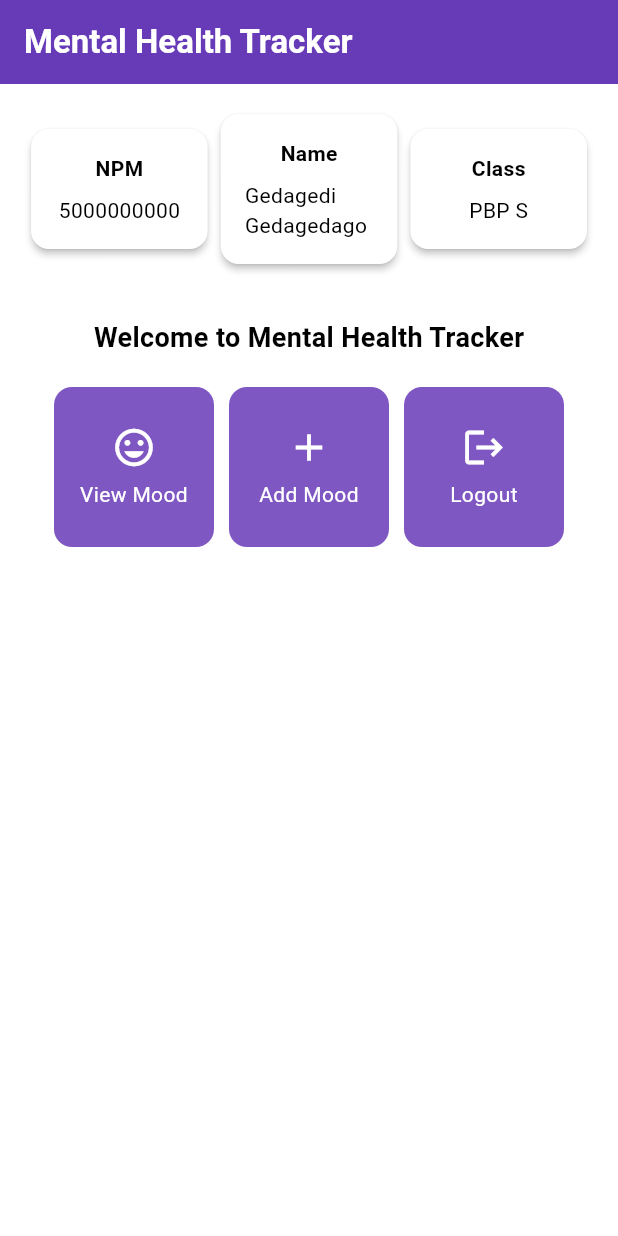
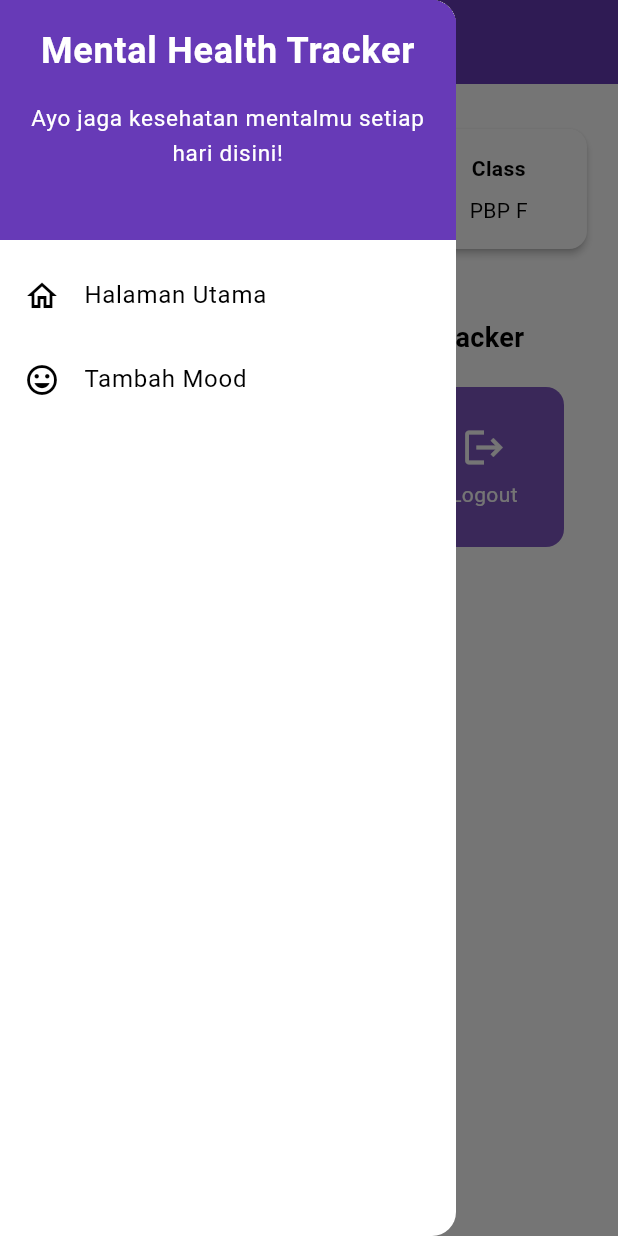
Before and after one commit to khbintang/mental_health_tracker-mobile, a Flutter app: the screen it shows after launch, with the side drawer open (before the commit the screen has no drawer), on a phone screen of 412 x 824 dp. Run offline on Flutter 3.47's test engine with Material 3 defaults, Android fonts, the phone set to English and light mode, and no system bars.

Commit message:
Selesai Tutorial 7

```diff
--- a/lib/main.dart
+++ b/lib/main.dart
@@ -1,7 +1,5 @@
 import 'package:flutter/material.dart';
-import 'package:mental_health_tracker/menu.dart';
-
-
+import 'package:mental_health_tracker/screens/menu.dart';
 
 void main() {
   runApp(const MyApp());
@@ -14,6 +12,7 @@ class MyApp extends StatelessWidget {
   @override
   Widget build(BuildContext context) {
     return MaterialApp(
+      debugShowCheckedModeBanner: false,
       title: 'Flutter Demo',
       theme: ThemeData(
         // This is the theme of your application.
@@ -40,58 +39,3 @@ class MyApp extends StatelessWidget {
     );
   }
 }
-//   @override
-//   Widget build(BuildContext context) {
-//     // This method is rerun every time setState is called, for instance as done
-//     // by the _incrementCounter method above.
-//     //
-//     // The Flutter framework has been optimized to make rerunning build methods
-//     // fast, so that you can just rebuild anything that needs updating rather
-//     // than having to individually change instances of widgets.
-//     return Scaffold(
-//       appBar: AppBar(
-//         // TRY THIS: Try changing the color here to a specific color (to
-//         // Colors.amber, perhaps?) and trigger a hot reload to see the AppBar
-//         // change color while the other colors stay the same.
-//         backgroundColor: Theme.of(context).colorScheme.inversePrimary,
-//         // Here we take the value from the MyHomePage object that was created by
-//         // the App.build method, and use it to set our appbar title.
-//         title: Text(widget.title),
-//       ),
-//       body: Center(
-//         // Center is a layout widget. It takes a single child and positions it
-//         // in the middle of the parent.
-//         child: Column(
-//           // Column is also a layout widget. It takes a list of children and
-//           // arranges them vertically. By default, it sizes itself to fit its
-//           // children horizontally, and tries to be as tall as its parent.
-//           //
-//           // Column has various properties to control how it sizes itself and
-//           // how it positions its children. Here we use mainAxisAlignment to
-//           // center the children vertically; the main axis here is the vertical
-//           // axis because Columns are vertical (the cross axis would be
-//           // horizontal).
-//           //
-//           // TRY THIS: Invoke "debug painting" (choose the "Toggle Debug Paint"
-//           // action in the IDE, or press "p" in the console), to see the
-//           // wireframe for each widget.
-//           mainAxisAlignment: MainAxisAlignment.center,
-//           children: <Widget>[
-//             const Text(
-//               'You have pushed the button this many times:',
-//             ),
-//             Text(
-//               '$_counter',
-//               style: Theme.of(context).textTheme.headlineMedium,
-//             ),
-//           ],
-//         ),
-//       ),
-//       floatingActionButton: FloatingActionButton(
-//         onPressed: _incrementCounter,
-//         tooltip: 'Increment',
-//         child: const Icon(Icons.add),
-//       ), // This trailing comma makes auto-formatting nicer for build methods.
-//     );
-//   }
-// }
--- a/lib/menu.dart
+++ /dev/null
@@ -1,189 +0,0 @@
-import 'package:flutter/material.dart';
-
-class MyHomePage extends StatelessWidget {
-  final String npm = '5000000000'; // NPM
-  final String name = 'Gedagedi Gedagedago'; // N
-  final String className = 'PBP S'; // Class
-  MyHomePage({super.key});
-
-  final List<ItemHomepage> items = [
-    ItemHomepage("View Mood", Icons.mood),
-    ItemHomepage("Add Mood", Icons.add),
-    ItemHomepage("Logout", Icons.logout),
-  ];
-
-  @override
-  Widget build(BuildContext context) {
-    // Scaffold provides the basic structure of the page with the AppBar and body.
-    return Scaffold(
-      // AppBar is the top part of the page that displays the title.
-      appBar: AppBar(
-        // The title of the application "Mental Health Tracker" with white text and bold font.
-        title: const Text(
-          'Mental Health Tracker',
-          style: TextStyle(
-            color: Colors.white,
-            fontWeight: FontWeight.bold,
-          ),
-        ),
-        // The background color of the AppBar is obtained from the application theme color scheme.
-        backgroundColor: Theme.of(context).colorScheme.primary,
-      ),
-      // Body of the page with paddings around it.
-      body: Padding(
-        padding: const EdgeInsets.all(16.0),
-        // Place the widget vertically in a column.
-        child: Column(
-          crossAxisAlignment: CrossAxisAlignment.center,
-          children: [
-            // Row to display 3 InfoCard horizontally.
-            Row(
-              mainAxisAlignment: MainAxisAlignment.spaceEvenly,
-              children: [
-                InfoCard(title: 'NPM', content: npm),
-                InfoCard(title: 'Name', content: name),
-                InfoCard(title: 'Class', content: className),
-              ],
-            ),
-
-            // Give a vertical space of 16 units.
-            const SizedBox(height: 16.0),
-
-            // Place the following widget in the center of the page.
-            Center(
-              child: Column(
-                // Place the text and grid item vertically.
-
-                children: [
-                  // Display the welcome message with bold font and size 18.
-                  const Padding(
-                    padding: EdgeInsets.only(top: 16.0),
-                    child: Text(
-                      'Welcome to Mental Health Tracker',
-                      style: TextStyle(
-                        fontWeight: FontWeight.bold,
-                        fontSize: 18.0,
-                      ),
-                    ),
-                  ),
-
-                  // Grid to display ItemCard in a 3 column grid.
-                  GridView.count(
-                    primary: true,
-                    padding: const EdgeInsets.all(20),
-                    crossAxisSpacing: 10,
-                    mainAxisSpacing: 10,
-                    crossAxisCount: 3,
-                    // To ensure that the grid fits its height.
-                    shrinkWrap: true,
-
-                    // Display ItemCard for each item in the items list.
-                    children: items.map((ItemHomepage item) {
-                      return ItemCard(item);
-                    }).toList(),
-                  ),
-                ],
-              ),
-            ),
-          ],
-        ),
-      ),
-    );
-  }
-}
-
-
-class ItemHomepage {
-  final String name;
-  final IconData icon;
-
-  ItemHomepage(this.name, this.icon);
-}
-
-class ItemCard extends StatelessWidget {
-  // Display the card with an icon and name.
-
-  final ItemHomepage item;
-
-  const ItemCard(this.item, {super.key});
-
-  @override
-  Widget build(BuildContext context) {
-    return Material(
-      // Specify the background color of the application theme.
-      color: Theme.of(context).colorScheme.secondary,
-      // Round the card border.
-      borderRadius: BorderRadius.circular(12),
-
-      child: InkWell(
-        // Action when the card is pressed.
-        onTap: () {
-          // Display the SnackBar message when the card is pressed.
-          ScaffoldMessenger.of(context)
-            ..hideCurrentSnackBar()
-            ..showSnackBar(
-                SnackBar(content: Text("You have pressed the ${item.name} button!"))
-            );
-        },
-        // Container to store the Icon and Text
-        child: Container(
-          padding: const EdgeInsets.all(8),
-          child: Center(
-            child: Column(
-              // Place the Icon and Text in the center of the card.
-              mainAxisAlignment: MainAxisAlignment.center,
-              children: [
-                Icon(
-                  item.icon,
-                  color: Colors.white,
-                  size: 30.0,
-                ),
-                const Padding(padding: EdgeInsets.all(3)),
-                Text(
-                  item.name,
-                  textAlign: TextAlign.center,
-                  style: const TextStyle(color: Colors.white),
-                ),
-              ],
-            ),
-          ),
-        ),
-      ),
-    );
-  }
-
-}
-
-
-class InfoCard extends StatelessWidget {
-  // Card information that displays the title and content.
-
-  final String title;  // Card title.
-  final String content;  // Card content.
-
-  const InfoCard({super.key, required this.title, required this.content});
-
-  @override
-  Widget build(BuildContext context) {
-    return Card(
-      // Create a card box with a shadow.
-      elevation: 2.0,
-      child: Container(
-        // Set the size and spacing within the card.
-        width: MediaQuery.of(context).size.width / 3.5, // Adjust with the width of the device used.
-        padding: const EdgeInsets.all(16.0),
-        // Place the title and content vertically.
-        child: Column(
-          children: [
-            Text(
-              title,
-              style: const TextStyle(fontWeight: FontWeight.bold),
-            ),
-            const SizedBox(height: 8.0),
-            Text(content),
-          ],
-        ),
-      ),
-    );
-  }
-}
--- /dev/null
+++ b/lib/screens/menu.dart
@@ -0,0 +1,130 @@
+import 'package:flutter/material.dart';
+import 'package:mental_health_tracker/widgets/left_drawer.dart';
+import 'package:mental_health_tracker/widgets/mood_card.dart';
+
+class MyHomePage extends StatelessWidget {
+  final String npm = '23062245522';
+  final String name = 'Khairul Bintang';
+  final String className = 'PBP F';
+  final List<ItemHomepage> items = [
+    ItemHomepage("Lihat Mood", Icons.mood),
+    ItemHomepage("Tambah Mood", Icons.add),
+    ItemHomepage("Logout", Icons.logout),
+  ];
+  MyHomePage({super.key});
+
+  @override
+  Widget build(BuildContext context) {
+    // Scaffold menyediakan struktur dasar halaman dengan AppBar dan body.
+    return Scaffold(
+      // AppBar adalah bagian atas halaman yang menampilkan judul.
+      appBar: AppBar(
+        iconTheme: const IconThemeData(color: Colors.white),
+        // Judul aplikasi "Mental Health Tracker" dengan teks putih dan tebal.
+        title: const Text(
+          'Mental Health Tracker',
+          style: TextStyle(
+            color: Colors.white,
+            fontWeight: FontWeight.bold,
+          ),
+        ),
+        // Warna latar belakang AppBar diambil dari skema warna tema aplikasi.
+        backgroundColor: Theme.of(context).colorScheme.primary,
+      ),
+      drawer: const LeftDrawer(),
+      // Body halaman dengan padding di sekelilingnya.
+      body: Padding(
+        padding: const EdgeInsets.all(16.0),
+        // Menyusun widget secara vertikal dalam sebuah kolom.
+        child: Column(
+          crossAxisAlignment: CrossAxisAlignment.center,
+          children: [
+            // Row untuk menampilkan 3 InfoCard secara horizontal.
+            Row(
+              mainAxisAlignment: MainAxisAlignment.spaceEvenly,
+              children: [
+                InfoCard(title: 'NPM', content: npm),
+                InfoCard(title: 'Name', content: name),
+                InfoCard(title: 'Class', content: className),
+              ],
+            ),
+
+            // Memberikan jarak vertikal 16 unit.
+            const SizedBox(height: 16.0),
+
+            // Menempatkan widget berikutnya di tengah halaman.
+            Center(
+              child: Column(
+                // Menyusun teks dan grid item secara vertikal.
+
+                children: [
+                  // Menampilkan teks sambutan dengan gaya tebal dan ukuran 18.
+                  const Padding(
+                    padding: EdgeInsets.only(top: 16.0),
+                    child: Text(
+                      'Welcome to Mental Health Tracker',
+                      style: TextStyle(
+                        fontWeight: FontWeight.bold,
+                        fontSize: 18.0,
+                      ),
+                    ),
+                  ),
+
+                  // Grid untuk menampilkan ItemCard dalam bentuk grid 3 kolom.
+                  GridView.count(
+                    primary: true,
+                    padding: const EdgeInsets.all(20),
+                    crossAxisSpacing: 10,
+                    mainAxisSpacing: 10,
+                    crossAxisCount: 3,
+                    // Agar grid menyesuaikan tinggi kontennya.
+                    shrinkWrap: true,
+
+                    // Menampilkan ItemCard untuk setiap item dalam list items.
+                    children: items.map((ItemHomepage item) {
+                      return ItemCard(item);
+                    }).toList(),
+                  ),
+                ],
+              ),
+            ),
+          ],
+        ),
+      ),
+    );
+  }
+}
+
+class InfoCard extends StatelessWidget {
+  // Kartu informasi yang menampilkan title dan content.
+
+  final String title; // Judul kartu.
+  final String content; // Isi kartu.
+
+  const InfoCard({super.key, required this.title, required this.content});
+
+  @override
+  Widget build(BuildContext context) {
+    return Card(
+      // Membuat kotak kartu dengan bayangan dibawahnya.
+      elevation: 2.0,
+      child: Container(
+        // Mengatur ukuran dan jarak di dalam kartu.
+        width: MediaQuery.of(context).size.width /
+            3.5, // menyesuaikan dengan lebar device yang digunakan.
+        padding: const EdgeInsets.all(16.0),
+        // Menyusun title dan content secara vertikal.
+        child: Column(
+          children: [
+            Text(
+              title,
+              style: const TextStyle(fontWeight: FontWeight.bold),
+            ),
+            const SizedBox(height: 8.0),
+            Text(content),
+          ],
+        ),
+      ),
+    );
+  }
+}
--- /dev/null
+++ b/lib/widgets/left_drawer.dart
@@ -0,0 +1,68 @@
+import 'package:flutter/material.dart';
+import 'package:mental_health_tracker/screens/menu.dart';
+import 'package:mental_health_tracker/screens/moodentry_form.dart';
+
+class LeftDrawer extends StatelessWidget {
+  const LeftDrawer({super.key});
+
+  @override
+  Widget build(BuildContext context) {
+    return Drawer(
+      child: ListView(
+        children: [
+          DrawerHeader(
+            decoration: BoxDecoration(
+              color: Theme.of(context).colorScheme.primary,
+            ),
+            child: const Column(
+              children: [
+                Text(
+                  'Mental Health Tracker',
+                  textAlign: TextAlign.center,
+                  style: TextStyle(
+                    fontSize: 24,
+                    fontWeight: FontWeight.bold,
+                    color: Colors.white,
+                  ),
+                ),
+                Padding(padding: EdgeInsets.all(8)),
+                Text("Ayo jaga kesehatan mentalmu setiap hari disini!",
+                    textAlign: TextAlign.center,
+                    style: TextStyle(
+                      fontSize: 15,
+                      color: Colors.white,
+                      fontWeight: FontWeight.normal,
+                    )),
+              ],
+            ),
+          ),
+          ListTile(
+            leading: const Icon(Icons.home_outlined),
+            title: const Text('Halaman Utama'),
+            // Bagian redirection ke MyHomePage
+            onTap: () {
+              Navigator.pushReplacement(
+                  context,
+                  MaterialPageRoute(
+                    builder: (context) => MyHomePage(),
+                  ));
+            },
+          ),
+          ListTile(
+            leading: const Icon(Icons.mood),
+            title: const Text('Tambah Mood'),
+            // Bagian redirection ke MoodEntryFormPage
+            onTap: () {
+              Navigator.push(
+                context,
+                MaterialPageRoute(
+                  builder: (context) => const MoodEntryFormPage(),
+                ),
+              );
+            },
+          ),
+        ],
+      ),
+    );
+  }
+}
--- /dev/null
+++ b/lib/widgets/mood_card.dart
@@ -0,0 +1,71 @@
+import 'package:mental_health_tracker/screens/moodentry_form.dart';
+import 'package:flutter/material.dart';
+
+class ItemHomepage {
+  final String name;
+  final IconData icon;
+
+  ItemHomepage(this.name, this.icon);
+}
+
+class ItemCard extends StatelessWidget {
+  // Menampilkan kartu dengan ikon dan nama.
+
+  final ItemHomepage item;
+
+  const ItemCard(this.item, {super.key});
+
+  @override
+  Widget build(BuildContext context) {
+    return Material(
+      // Menentukan warna latar belakang dari tema aplikasi.
+      color: Theme.of(context).colorScheme.secondary,
+      // Membuat sudut kartu melengkung.
+      borderRadius: BorderRadius.circular(12),
+
+      child: InkWell(
+        // Aksi ketika kartu ditekan.
+        onTap: () {
+          // Memunculkan SnackBar ketika diklik
+          ScaffoldMessenger.of(context)
+            ..hideCurrentSnackBar()
+            ..showSnackBar(SnackBar(
+                content: Text("Kamu telah menekan tombol ${item.name}!")));
+
+          // Navigate ke route yang sesuai (tergantung jenis tombol)
+          if (item.name == "Tambah Mood") {
+            Navigator.push(
+              context,
+              MaterialPageRoute(
+                builder: (context) => const MoodEntryFormPage(),
+              ),
+            );
+          }
+        },
+        // Container untuk menyimpan Icon dan Text
+        child: Container(
+          padding: const EdgeInsets.all(8),
+          child: Center(
+            child: Column(
+              // Menyusun ikon dan teks di tengah kartu.
+              mainAxisAlignment: MainAxisAlignment.center,
+              children: [
+                Icon(
+                  item.icon,
+                  color: Colors.white,
+                  size: 30.0,
+                ),
+                const Padding(padding: EdgeInsets.all(3)),
+                Text(
+                  item.name,
+                  textAlign: TextAlign.center,
+                  style: const TextStyle(color: Colors.white),
+                ),
+              ],
+            ),
+          ),
+        ),
+      ),
+    );
+  }
+}
```
Also changed, not shown: lib/screens/moodentry_form.dart (added, +160 -0 lines).
